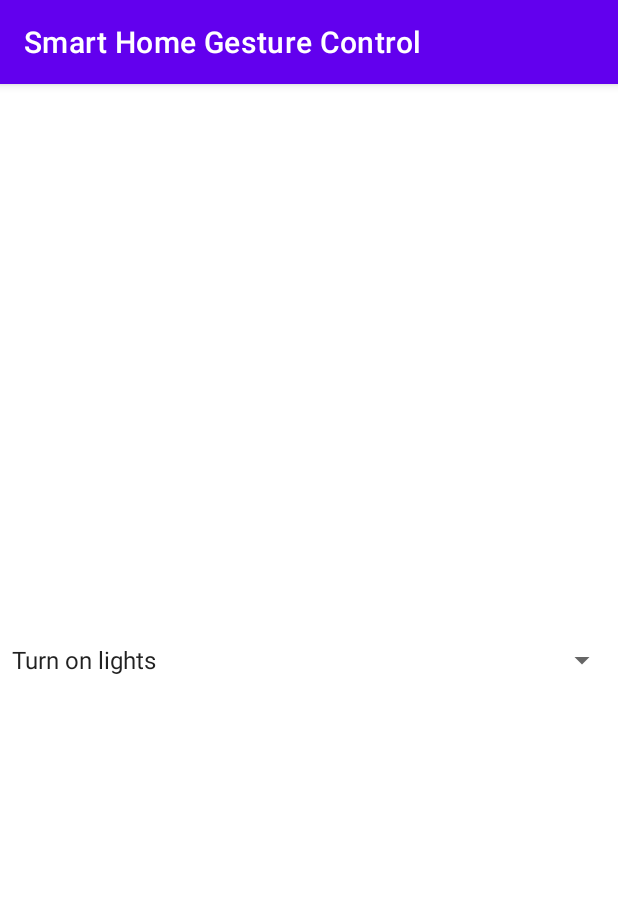
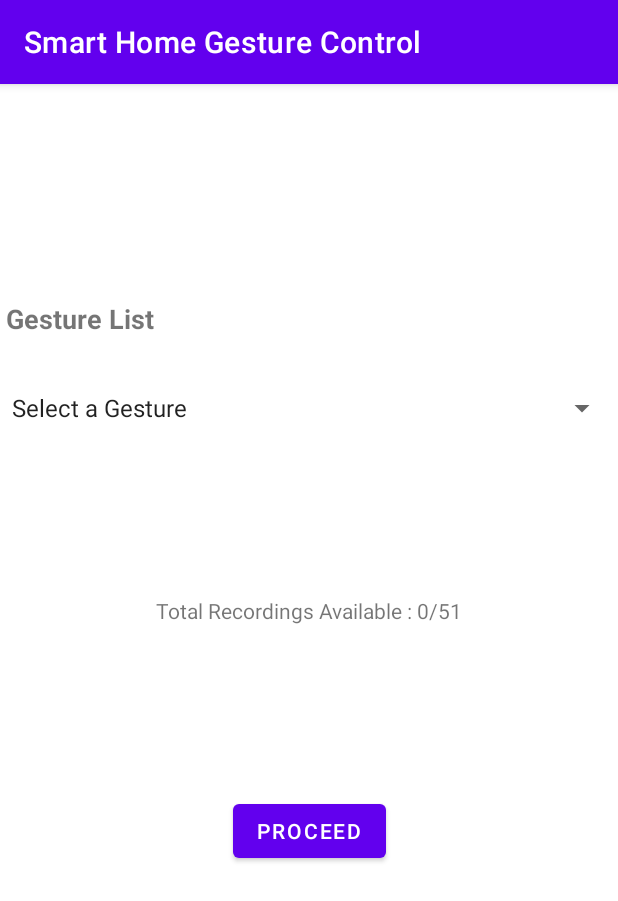
Before and after one commit to MidhunGopalakrishnan/SmartHomeGestureControl, an Android app: the screen it shows after launch (MainActivity), on a phone screen of 412 x 824 dp. Shown: the top 901 px of the screen. Run offline under Robolectric (Android 15) with nearby library versions, the phone set to English and light mode, and no system bars.

Commit message:
Assignment 2

```diff
--- a/app/build.gradle
+++ b/app/build.gradle
@@ -8,7 +8,7 @@ android {
 
     defaultConfig {
         applicationId "com.example.smarthomegesturecontrol"
-        minSdkVersion 16
+        minSdkVersion 24
         targetSdkVersion 30
         versionCode 1
         versionName "1.0"
@@ -36,4 +36,6 @@ dependencies {
     testImplementation 'junit:junit:4.+'
     androidTestImplementation 'androidx.test.ext:junit:1.1.2'
     androidTestImplementation 'androidx.test.espresso:espresso-core:3.3.0'
+    implementation 'com.squareup.retrofit2:retrofit:2.0.0'
+    implementation 'com.squareup.retrofit2:converter-gson:2.0.0'
 }
--- a/app/src/main/java/com/example/smarthomegesturecontrol/MainActivity.java
+++ b/app/src/main/java/com/example/smarthomegesturecontrol/MainActivity.java
@@ -2,11 +2,25 @@ package com.example.smarthomegesturecontrol;
 
 import androidx.appcompat.app.AppCompatActivity;
 
+import android.content.Intent;
 import android.os.Bundle;
+import android.os.Environment;
+import android.util.Log;
+import android.view.View;
+import android.widget.AdapterView;
 import android.widget.ArrayAdapter;
+import android.widget.Button;
 import android.widget.Spinner;
+import android.widget.TextView;
 
-public class MainActivity extends AppCompatActivity {
+import java.io.File;
+
+public class MainActivity extends AppCompatActivity implements AdapterView.OnItemSelectedListener {
+
+    private static final String TAG = "Main Activity";
+    private String gestureFinal;
+    public static final String DIR = "/Download/CapturedVideos/";
+    private int totalVideoCount = 0;
 
     @Override
     protected void onCreate(Bundle savedInstanceState) {
@@ -18,5 +32,42 @@ public class MainActivity extends AppCompatActivity {
                 R.array.gesture_list, android.R.layout.simple_spinner_item);
         adapter.setDropDownViewResource(android.R.layout.simple_spinner_dropdown_item);
         spinner.setAdapter(adapter);
+        spinner.setOnItemSelectedListener(this);
+
+        File dir = new File(Environment.getExternalStorageDirectory() + DIR);
+        if(!dir.exists()) {
+            dir.mkdirs();
+        }
+        //find how many files starts with gesture name
+        File[] fileList = dir.listFiles();
+
+        for(File file: fileList) {
+            totalVideoCount++;
+        }
+        //set the value for the text field
+        TextView textView5 = (TextView) findViewById(R.id.textView5);
+        textView5.setText("Total Recordings Available : "+totalVideoCount+"/51");
+
+        Button proceedButton = (Button) findViewById(R.id.button);
+        proceedButton.setOnClickListener(new View.OnClickListener() {
+            @Override
+            public void onClick(View v) {
+                Intent intent = new Intent(MainActivity.this,GestureSampleActivity.class);
+                intent.putExtra("Gesture",gestureFinal);
+                startActivity(intent);
+            }
+        });
     }
+
+    @Override
+    public void onItemSelected(AdapterView<?> parent, View view, int position, long id) {
+        gestureFinal = (String)parent.getItemAtPosition(position);
+        Log.d(TAG, "onItemSelected: Selected Symptom = "+gestureFinal );
+    }
+
+    @Override
+    public void onNothingSelected(AdapterView<?> parent) {
+
+    }
+
 }
--- a/app/src/main/res/layout/activity_main.xml
+++ b/app/src/main/res/layout/activity_main.xml
@@ -12,6 +12,41 @@
         android:layout_height="wrap_content"
         app:layout_constraintBottom_toBottomOf="parent"
         app:layout_constraintEnd_toEndOf="parent"
+        app:layout_constraintHorizontal_bias="0.0"
+        app:layout_constraintStart_toStartOf="parent"
+        app:layout_constraintTop_toBottomOf="@+id/textView"
+        app:layout_constraintVertical_bias="0.061" />
+
+    <TextView
+        android:id="@+id/textView"
+        android:layout_width="wrap_content"
+        android:layout_height="wrap_content"
+        android:layout_marginStart="4dp"
+        android:layout_marginLeft="4dp"
+        android:layout_marginTop="144dp"
+        android:text="Gesture List"
+        android:textSize="18sp"
+        android:textStyle="bold"
         app:layout_constraintStart_toStartOf="parent"
         app:layout_constraintTop_toTopOf="parent" />
+
+    <Button
+        android:id="@+id/button"
+        android:layout_width="wrap_content"
+        android:layout_height="wrap_content"
+        android:text="Proceed"
+        app:layout_constraintBottom_toBottomOf="parent"
+        app:layout_constraintEnd_toEndOf="parent"
+        app:layout_constraintStart_toStartOf="parent"
+        app:layout_constraintTop_toBottomOf="@+id/spinner" />
+
+    <TextView
+        android:id="@+id/textView5"
+        android:layout_width="wrap_content"
+        android:layout_height="wrap_content"
+        android:text="Total Recordings Available : 0/51"
+        app:layout_constraintBottom_toTopOf="@+id/button"
+        app:layout_constraintEnd_toEndOf="parent"
+        app:layout_constraintStart_toStartOf="parent"
+        app:layout_constraintTop_toBottomOf="@+id/spinner" />
 </androidx.constraintlayout.widget.ConstraintLayout>
--- a/app/src/main/res/values/GestureSeedFile.xml
+++ b/app/src/main/res/values/GestureSeedFile.xml
@@ -1,6 +1,7 @@
 <?xml version="1.0" encoding="utf-8"?>
 <resources>
     <string-array name="gesture_list">
+        <item>Select a Gesture</item>
         <item>Turn on lights</item>
         <item>Turn off lights</item>
         <item>Turn on fan</item>
--- /dev/null
+++ b/app/src/main/res/xml/provider_paths.xml
@@ -0,0 +1,6 @@
+<?xml version="1.0" encoding="utf-8"?>
+<paths xmlns:android="http://schemas.android.com/apk/res/android">
+    <external-path
+        name="external_files"
+        path="."/>
+</paths>
```
Also changed, not shown: app/src/main/AndroidManifest.xml (+33 -0 lines), app/src/main/java/com/example/smarthomegesturecontrol/ApiConfig.java (added, +21 -0 lines), app/src/main/java/com/example/smarthomegesturecontrol/AppConfig.java (added, +14 -0 lines), app/src/main/java/com/example/smarthomegesturecontrol/CaptureActivity.java (added, +165 -0 lines), app/src/main/java/com/example/smarthomegesturecontrol/GestureSampleActivity.java (added, +48 -0 lines), app/src/main/java/com/example/smarthomegesturecontrol/ServerResponse.java (added, +21 -0 lines), app/src/main/res/layout/activity_capture.xml (added, +62 -0 lines), app/src/main/res/layout/activity_gesture_sample.xml (added, +37 -0 lines).
